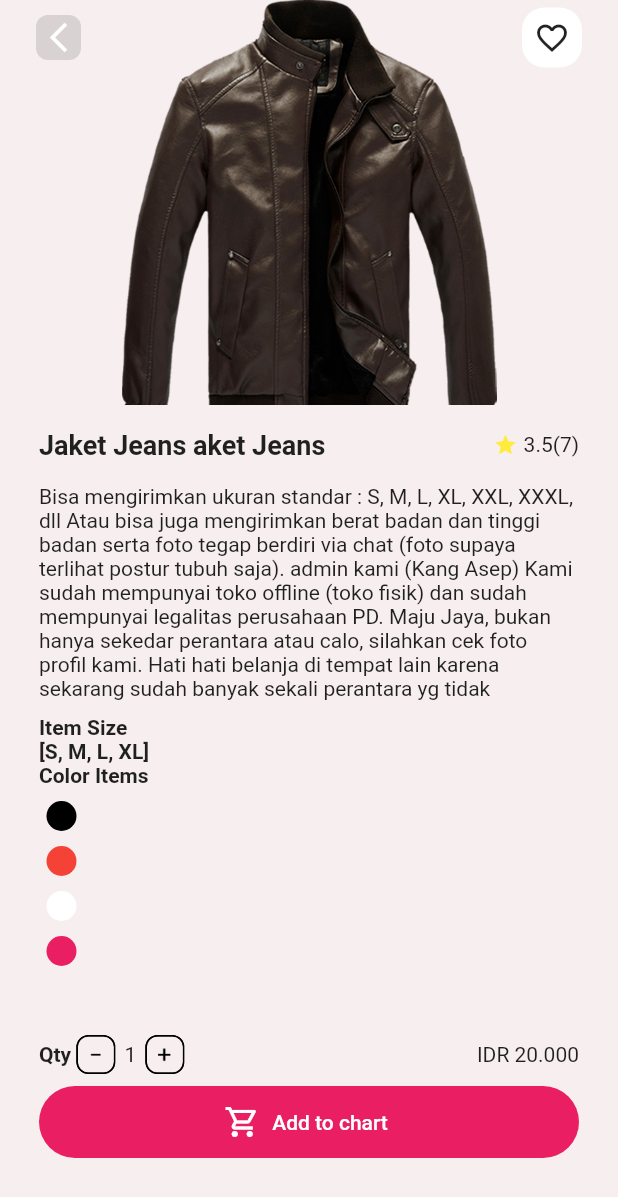
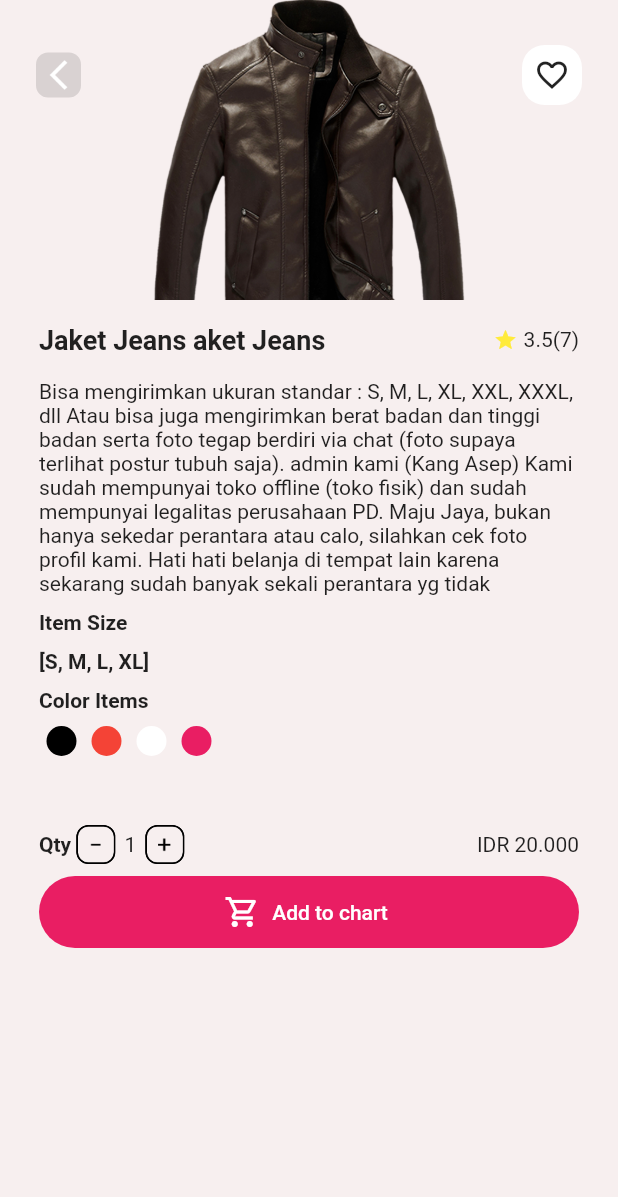
Before and after one commit to anwar907/Flutter-Toko-Baju, a Flutter app: the screen it shows after launch, after a tap on "Jaket Jeans aket Jeans", on a phone screen of 412 x 824 dp. Shown: the top 1197 px of the screen. Run offline on Flutter 3.47's test engine with Material 2 defaults, Android fonts, the light colour scheme and no system bars; our stand-ins replace equatable, flutter_svg; network calls fail.

```diff
--- a/lib/ui/pages/detail_pages.dart
+++ b/lib/ui/pages/detail_pages.dart
@@ -29,6 +29,7 @@ class _DetailPagesState extends State<DetailPages> {
 
   @override
   Widget build(BuildContext context) {
+    var string = '\u{1D11E}';
     return Scaffold(
       body: Stack(
         children: [
@@ -41,7 +42,7 @@ class _DetailPagesState extends State<DetailPages> {
           )),
           SafeArea(
               child: Container(
-                  height: 300,
+                  height: 250,
                   color: Colors.transparent,
                   width: double.infinity,
                   child: Image.asset(widget.product.fashion.picturePath))),
@@ -51,57 +52,8 @@ class _DetailPagesState extends State<DetailPages> {
               Column(
                 crossAxisAlignment: CrossAxisAlignment.start,
                 children: [
-                  Row(
-                    mainAxisAlignment: MainAxisAlignment.spaceBetween,
-                    children: [
-                      Container(
-                        height: 50,
-                        padding:
-                            EdgeInsets.symmetric(horizontal: defaultMargin),
-                        child: Align(
-                          alignment: Alignment.centerLeft,
-                          child: GestureDetector(
-                            onTap: () {
-                              Navigator.of(context).pop();
-                            },
-                            child: Container(
-                              padding: EdgeInsets.all(3),
-                              height: 30,
-                              width: 30,
-                              decoration: BoxDecoration(
-                                  color: Colors.black12,
-                                  borderRadius: BorderRadius.circular(8)),
-                              child: Image.asset('assets/back_arrow_white.png'),
-                            ),
-                          ),
-                        ),
-                      ),
-                      Container(
-                        height: 50,
-                        padding:
-                            EdgeInsets.symmetric(horizontal: defaultMargin),
-                        child: Align(
-                          alignment: Alignment.centerRight,
-                          child: GestureDetector(
-                            onTap: () {},
-                            child: Container(
-                                padding: EdgeInsets.all(3),
-                                height: 40,
-                                width: 40,
-                                decoration: BoxDecoration(
-                                    color: Colors.white,
-                                    borderRadius: BorderRadius.circular(15)),
-                                child: GestureDetector(
-                                  onTap: () {},
-                                  child: Icon(Icons.favorite_border),
-                                )),
-                          ),
-                        ),
-                      ),
-                    ],
-                  ),
                   Container(
-                    margin: EdgeInsets.only(top: 220),
+                    margin: EdgeInsets.only(top: 200),
                     padding: EdgeInsets.symmetric(horizontal: 26, vertical: 16),
                     decoration: BoxDecoration(
                         color: Color(0xFFf7efef),
@@ -124,6 +76,7 @@ class _DetailPagesState extends State<DetailPages> {
                     ),
                   ),
                   Container(
+                    color: Color(0xFFf7efef),
                     padding: EdgeInsets.symmetric(horizontal: 26),
                     child: Text(
                       widget.product.fashion.description,
@@ -140,9 +93,15 @@ class _DetailPagesState extends State<DetailPages> {
                             "Item Size",
                             style: TextStyle(fontWeight: FontWeight.bold),
                           ),
+                          SizedBox(
+                            height: 10,
+                          ),
                           Text(
                             "${(widget.product.size)}",
                             style: TextStyle(fontWeight: FontWeight.bold),
+                          ),
+                          SizedBox(
+                            height: 10,
                           ),
                           Text(
                             "Color Items",
@@ -150,8 +109,11 @@ class _DetailPagesState extends State<DetailPages> {
                           ),
                           Container(
                               margin: EdgeInsets.fromLTRB(0, 4, 0, 41),
+                              height: 30,
+                              width: double.infinity,
                               child: ListView(
                                 shrinkWrap: true,
+                                scrollDirection: Axis.horizontal,
                                 children: widget.product.color
                                     .map((e) => Container(
                                             child: GestureDetector(
@@ -253,7 +215,56 @@ class _DetailPagesState extends State<DetailPages> {
                 ],
               ),
             ],
-          ))
+          )),
+          Row(
+            mainAxisAlignment: MainAxisAlignment.spaceBetween,
+            children: [
+              Container(
+                height: 50,
+                margin: EdgeInsets.only(top: 25),
+                padding: EdgeInsets.symmetric(horizontal: defaultMargin),
+                child: Align(
+                  alignment: Alignment.centerLeft,
+                  child: GestureDetector(
+                    onTap: () {
+                      Navigator.of(context).pop();
+                    },
+                    child: Container(
+                      padding: EdgeInsets.all(3),
+                      height: 30,
+                      width: 30,
+                      decoration: BoxDecoration(
+                          color: Colors.black12,
+                          borderRadius: BorderRadius.circular(8)),
+                      child: Image.asset('assets/back_arrow_white.png'),
+                    ),
+                  ),
+                ),
+              ),
+              Container(
+                height: 50,
+                margin: EdgeInsets.only(top: 25),
+                padding: EdgeInsets.symmetric(horizontal: defaultMargin),
+                child: Align(
+                  alignment: Alignment.centerRight,
+                  child: GestureDetector(
+                    onTap: () {},
+                    child: Container(
+                        padding: EdgeInsets.all(3),
+                        height: 40,
+                        width: 40,
+                        decoration: BoxDecoration(
+                            color: Colors.white,
+                            borderRadius: BorderRadius.circular(15)),
+                        child: GestureDetector(
+                          onTap: () {},
+                          child: Icon(Icons.favorite_border),
+                        )),
+                  ),
+                ),
+              ),
+            ],
+          ),
         ],
       ),
     );
--- a/lib/ui/pages/home_pages.dart
+++ b/lib/ui/pages/home_pages.dart
@@ -145,11 +145,15 @@ class _HomePagesState extends State<HomePages> {
                 ),
               ),
               Container(
-                  width: double.infinity,
-                  height: 500,
+                  width: MediaQuery.of(context).size.width,
+                  height: 400,
                   color: Colors.transparent,
                   child: GridView.count(
                     crossAxisCount: 2,
+                    crossAxisSpacing: 20,
+                    shrinkWrap: true,
+                    mainAxisSpacing: 20,
+                    padding: EdgeInsets.all(8),
                     children: mockFashion
                         .map(
                           (e) => GestureDetector(
--- a/lib/ui/widget/fashion_card.dart
+++ b/lib/ui/widget/fashion_card.dart
@@ -16,7 +16,7 @@ class FashionCard extends StatelessWidget {
         child: Column(
           children: [
             Container(
-              height: 120,
+              height: 90,
               width: 150,
               decoration: BoxDecoration(
                   color: Colors.grey[400],
@@ -31,6 +31,7 @@ class FashionCard extends StatelessWidget {
                 mainAxisAlignment: MainAxisAlignment.center,
                 children: [
                   Container(
+                    height: 60,
                     decoration: BoxDecoration(
                       color: Colors.white,
                       borderRadius: BorderRadiusDirectional.only(
@@ -47,7 +48,7 @@ class FashionCard extends StatelessWidget {
                       ),
                       subtitle: Text(
                           NumberFormat.currency(
-                                  symbol: 'IDR',
+                                  symbol: 'IDR ',
                                   decimalDigits: 0,
                                   locale: 'id-ID')
                               .format(fashion.price),
```
Also changed, not shown: lib/shared/theme.dart (+0 -61 lines).
